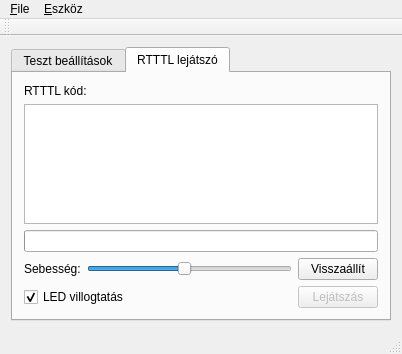
Old version of the form RadioController/mainwindow.ui in the repository akoskovacs/MagicRadio.
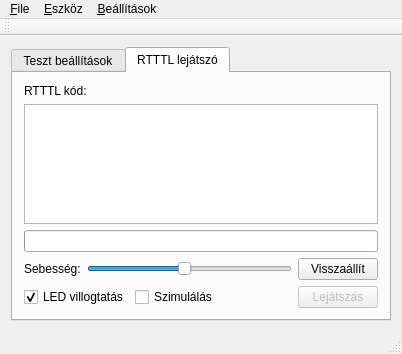
New version of the form.

Commit message: Make GUI build under Qt 5.6 (audio test disabled)

Patch:
```diff
--- a/RadioController/mainwindow.ui
+++ b/RadioController/mainwindow.ui
@@ -278,6 +278,13 @@
             </property>
            </widget>
           </item>
+          <item>
+           <widget class="QCheckBox" name="simulationBox">
+            <property name="text">
+             <string>Szimulálás</string>
+            </property>
+           </widget>
+          </item>
           <item>
            <spacer name="horizontalSpacer_4">
             <property name="orientation">
@@ -321,7 +328,7 @@
      <x>0</x>
      <y>0</y>
      <width>402</width>
-     <height>21</height>
+     <height>19</height>
     </rect>
    </property>
    <widget class="QMenu" name="menu_Eszk_z">
@@ -338,8 +345,15 @@
     <addaction name="separator"/>
     <addaction name="actionQuit"/>
    </widget>
+   <widget class="QMenu" name="menu_Ve_ll_t_sok">
+    <property name="title">
+     <string>&amp;Beállítások</string>
+    </property>
+    <addaction name="action_Sound"/>
+   </widget>
    <addaction name="menu_File"/>
    <addaction name="menu_Eszk_z"/>
+   <addaction name="menu_Ve_ll_t_sok"/>
   </widget>
   <widget class="QStatusBar" name="statusBar"/>
   <widget class="QToolBar" name="toolBar">
```
Left out of the diff: 10 changed lines with no effect on the pictures. The commit also changes 6 other files.
